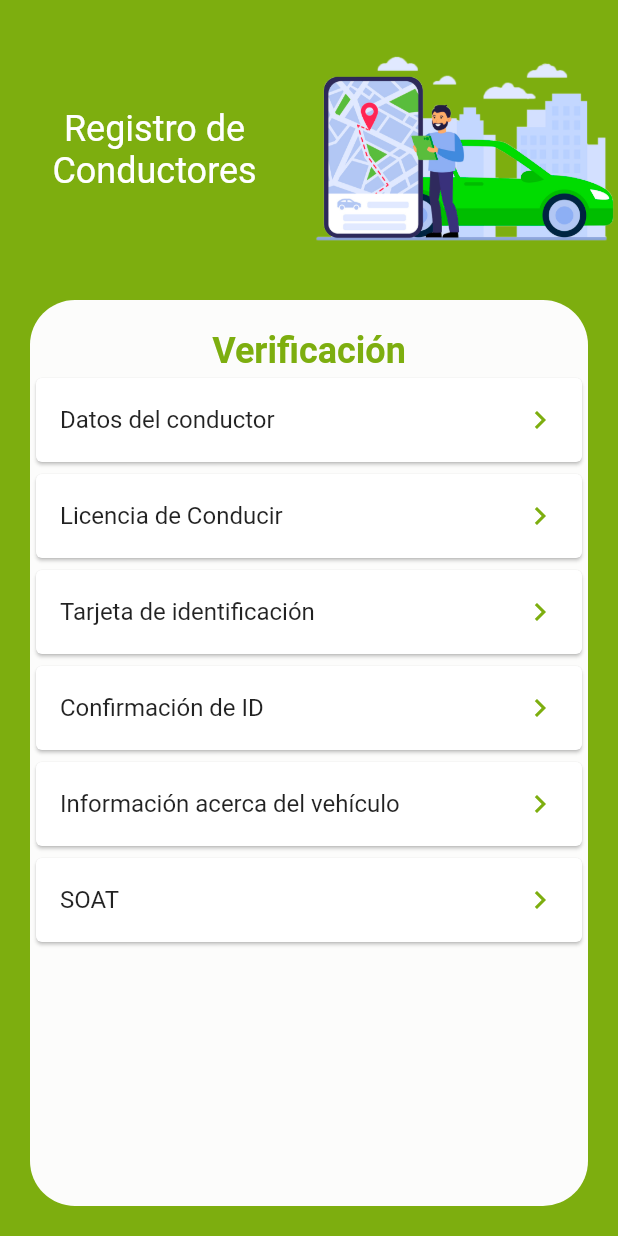
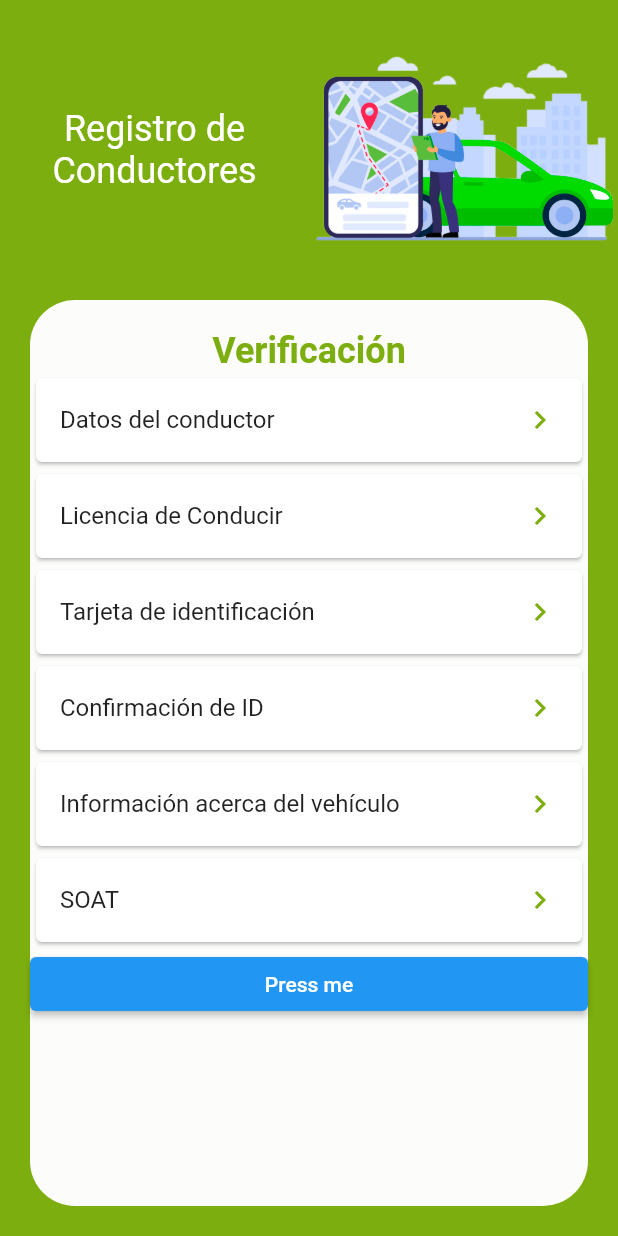
Before and after one commit to s3ba1999/GoSafeDriver, a Flutter app: the screen it shows after launch, on a phone screen of 412 x 824 dp. Run offline on Flutter 3.47's test engine with Material 2 defaults, Android fonts, the light colour scheme and no system bars; our stand-ins replace firebase_database, geolocator, image_picker; accounts and stored records are empty.

Commit message:
location and firebase conection

```diff
--- a/lib/main.dart
+++ b/lib/main.dart
@@ -6,7 +6,8 @@ import 'package:gosafe_driver/pages/registro_page.dart';
 import 'package:gosafe_driver/pages/datosC1_page.dart';
 import 'package:gosafe_driver/pages/tarjeta_id_page.dart';
 
-void main() {
+void main(){
+
   runApp(MyApp());
 }
 
--- a/lib/pages/registro_page.dart
+++ b/lib/pages/registro_page.dart
@@ -4,6 +4,7 @@ import 'package:gosafe_driver/pages/intro_page.dart';
 import 'package:gosafe_driver/pages/datosC1_page.dart';
 import 'package:gosafe_driver/pages/licencia_page.dart';
 import 'package:gosafe_driver/pages/tarjeta_id_page.dart';
+import 'package:gosafe_driver/providers/location.provider.dart';
 import 'package:gosafe_driver/widgets/widget_registro.dart';
 import 'package:geolocator/geolocator.dart';
 class RegistroPage extends StatefulWidget {
@@ -13,6 +14,7 @@ class RegistroPage extends StatefulWidget {
 }
 
 class _RegistroPageState extends State<RegistroPage> {
+  final _locationProv=LocationProvider();
   @override
   Widget build(BuildContext context) {
 
@@ -50,6 +52,7 @@ class _RegistroPageState extends State<RegistroPage> {
                     TarjetaR(route : ConfirmarIDPage.id,nombre : 'Confirmación de ID'),
                     TarjetaR(route : IntroPage.id,nombre : 'Información acerca del vehículo'),
                     TarjetaR(route : IntroPage.id,nombre : 'SOAT'),
+                    ElevatedButton(onPressed: ()async{_locationProv.create('GOLOASD');}, child: Text('Press me'))
                   ],
                 ),
               ),
--- /dev/null
+++ b/lib/providers/location.provider.dart
@@ -0,0 +1,13 @@
+import 'dart:io';
+import 'package:path/path.dart' as Path;
+import 'package:firebase_database/firebase_database.dart';
+
+class LocationProvider{
+  final _database = FirebaseDatabase.instance.reference().child('drivers');
+
+    DatabaseReference get reference => _database;
+
+  create(dynamic location) async {
+    _database.push().set(location);
+  }
+}
--- a/pubspec.yaml
+++ b/pubspec.yaml
@@ -29,9 +29,10 @@ dependencies:
   # Use with the CupertinoIcons class for iOS style icons.
   cupertino_icons: ^1.0.2
   # firebase dependencies
-  firebase_auth: ^0.20.1
+  firebase_auth:
   firebase_database: ^6.0.0
   firebase_core:
+  geolocator: ^7.0.3
 dev_dependencies:
   flutter_test:
     sdk: flutter
```
Also changed, not shown: lib/providers/firebase.provider.dart (added), pubspec.lock, 2 other files.
